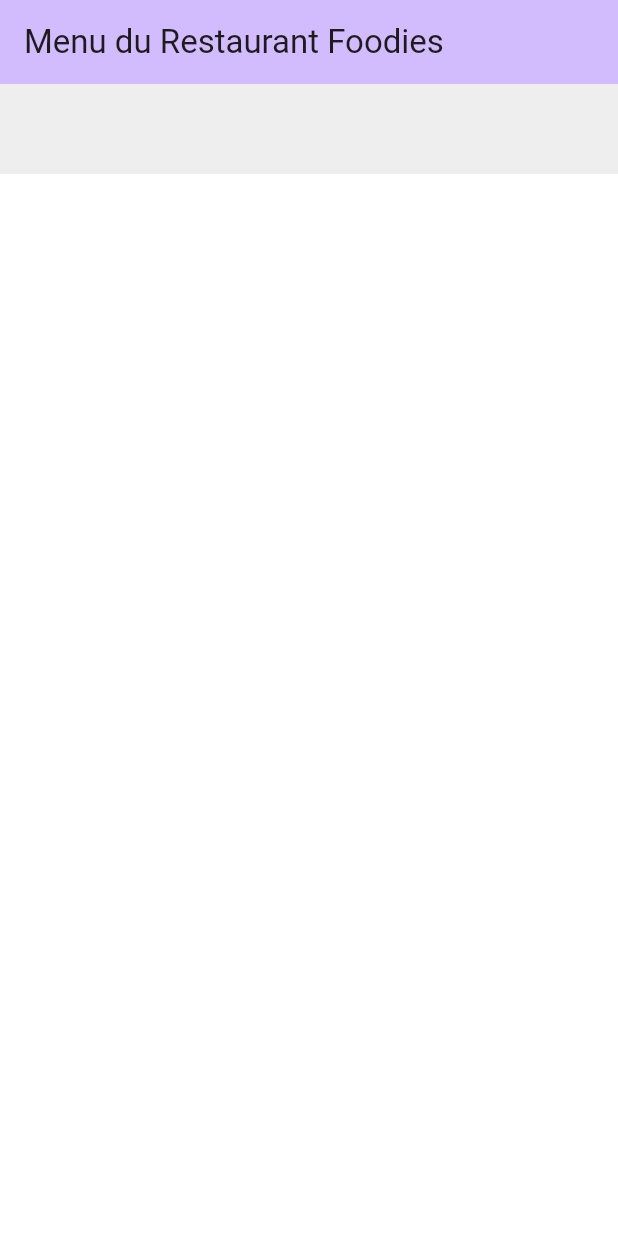
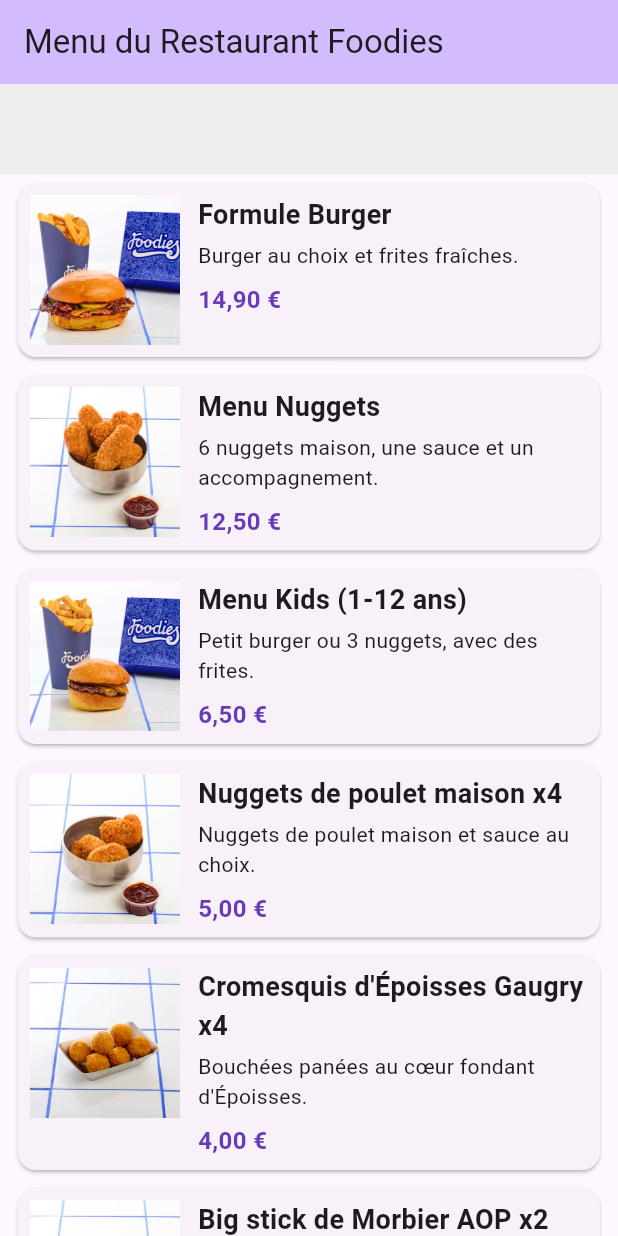
Before and after one commit to tgoussot/menu-restaurant, a Flutter app: the screen it shows after launch, on a phone screen of 412 x 824 dp. Run offline on Flutter 3.47's test engine with Material 3 defaults, Android fonts, the phone set to English and light mode, and no system bars.

Commit message:
Carte d'un plat

```diff
--- a/lib/main.dart
+++ b/lib/main.dart
@@ -60,10 +60,14 @@
             height: 60,
             color: Colors.grey.shade200,
           ),
-          // Expanded : la zone des plats prend toute la hauteur restante, nécessaire pour y placer une liste verticale
+          // Expanded : la zone des plats prend toute la hauteur restante pour que la liste verticale défile dedans
           Expanded(
-            child: Container(
-              color: Colors.white,
+            // ListView.builder : les cartes sont créées seulement quand elles s'affichent, adapté à une liste de plats qui peut grandir
+            child: ListView.builder(
+              itemCount: plats.length,
+              itemBuilder: (context, index) {
+                return CartePlat(plat: plats[index]);
+              },
             ),
           ),
         ],
@@ -72,10 +76,64 @@
   }
 }
 
+class CartePlat extends StatelessWidget {
+  const CartePlat({super.key, required this.plat});
+
+  final Plat plat;
+
+  @override
+  Widget build(BuildContext context) {
+    return Card(
+      margin: const EdgeInsets.symmetric(horizontal: 12, vertical: 6),
+      child: Padding(
+        padding: const EdgeInsets.all(8),
+        child: Row(
+          crossAxisAlignment: CrossAxisAlignment.start,
+          children: [
+            Image.asset(
+              plat.image,
+              width: 100,
+              height: 100,
+              fit: BoxFit.cover,
+            ),
+            const SizedBox(width: 12),
+            // Expanded : les textes prennent la largeur restante et passent à la ligne au lieu de déborder
+            Expanded(
+              child: Column(
+                crossAxisAlignment: CrossAxisAlignment.start,
+                children: [
+                  Text(
+                    plat.nom,
+                    style: const TextStyle(
+                      fontSize: 18,
+                      fontWeight: FontWeight.bold,
+                    ),
+                  ),
+                  const SizedBox(height: 4),
+                  Text(plat.description),
+                  const SizedBox(height: 8),
+                  Text(
+                    plat.prix,
+                    style: const TextStyle(
+                      fontSize: 16,
+                      fontWeight: FontWeight.bold,
+                      color: Colors.deepPurple,
+                    ),
+                  ),
+                ],
+              ),
+            ),
+          ],
+        ),
+      ),
+    );
+  }
+}
+
 class Plat {
   final String nom;
   final String categorie;
-  final double prix;
+  final String prix;
   final String description;
   final String image;
 
@@ -94,168 +152,168 @@
   Plat(
     'Formule Burger',
     'Formules',
-    14.9,
-    'Burger au choix accompagné de frites fraîches (supplément frites de patate douce +0,50 €).',
+    '14,90 €',
+    'Burger au choix et frites fraîches.',
     'assets/images/formule_burger.jpg',
   ),
   Plat(
     'Menu Nuggets',
     'Formules',
-    12.5,
-    '6 nuggets de poulet maison, 1 sauce maison au choix et un accompagnement.',
+    '12,50 €',
+    '6 nuggets maison, une sauce et un accompagnement.',
     'assets/images/menu_nuggets.jpg',
   ),
   Plat(
     'Menu Kids (1-12 ans)',
     'Formules',
-    6.5,
-    'Burger Essentiel au choix ou 3 nuggets, sauce au choix, accompagné de frites.',
+    '6,50 €',
+    'Petit burger ou 3 nuggets, avec des frites.',
     'assets/images/menu_kids.jpg',
   ),
   Plat(
     'Nuggets de poulet maison x4',
     'Entrées',
-    5.0,
-    'Nuggets de poulet maison, servis avec une sauce maison au choix.',
+    '5,00 €',
+    'Nuggets de poulet maison et sauce au choix.',
     'assets/images/nuggets_poulet_maison.jpg',
   ),
   Plat(
     "Cromesquis d'Époisses Gaugry x4",
     'Entrées',
-    4.0,
-    "Bouchées panées au cœur fondant d'Époisses de la fromagerie Gaugry.",
+    '4,00 €',
+    "Bouchées panées au cœur fondant d'Époisses.",
     'assets/images/cromesquis_epoisses.jpg',
   ),
   Plat(
     'Big stick de Morbier AOP x2',
     'Entrées',
-    3.5,
-    'Sticks de Morbier AOP panés, cœur fondant et panure croustillante.',
+    '3,50 €',
+    'Sticks de Morbier panés au cœur fondant.',
     'assets/images/stick_morbier.jpg',
   ),
   Plat(
     'Petite salade',
     'Entrées',
-    4.0,
-    'Sucrine, pickles de légumes, croûtons, crème balsamique et vinaigrette.',
+    '4,00 €',
+    'Sucrine, pickles de légumes et croûtons.',
     'assets/images/petite_salade.jpg',
   ),
   Plat(
     'Frites fraîches',
     'Entrées',
-    4.0,
-    "Frites fraîches dorées ; gratinées à l'Époisses (+3 €) ou au cheddar maison (+2 €) en option.",
+    '4,00 €',
+    'Frites fraîches maison, bien dorées.',
     'assets/images/frites_fraiches.jpg',
   ),
   Plat(
     'Frites de patate douce',
     'Entrées',
-    4.5,
-    'Frites de patate douce dorées, coupées en bâtonnets.',
+    '4,50 €',
+    'Frites de patate douce dorées.',
     'assets/images/frites_patate_douce.jpg',
   ),
   Plat(
     'Burger Foodies',
     'Plats',
-    10.9,
-    "Bœuf de Bourgogne 140 g, bacon jam, double cheddar affiné, sauce BBQ au Jack Daniel's, pickles, beignet d'oignon.",
+    '10,90 €',
+    'Bœuf de Bourgogne, double cheddar, sauce BBQ.',
     'assets/images/burger_foodies.jpg',
   ),
   Plat(
     'Burger Burgundy',
     'Plats',
-    10.9,
-    "Bœuf de Bourgogne 140 g, bacon jam, sauce bourguignonne, cromesquis d'Époisses Gaugry, compotée d'oignons au vin rouge.",
+    '10,90 €',
+    "Bœuf de Bourgogne, cromesquis d'Époisses, oignons au vin.",
     'assets/images/burger_burgundy.jpg',
   ),
   Plat(
     'Korean Burger',
     'Plats',
-    10.9,
-    'Poulet mariné croustillant, sauce spicy cacahuète, kimchi maison, cheddar affiné, feuille de shiso.',
+    '10,90 €',
+    'Poulet croustillant, kimchi maison, sauce cacahuète.',
     'assets/images/korean_burger.jpg',
   ),
   Plat(
     'Poutine Bourguignonne',
     'Plats',
-    11.5,
-    'Frites fraîches, effiloché de bœuf à la bourguignonne, oignons confits au vin rouge, Époisses Gaugry gratiné.',
+    '11,50 €',
+    'Frites, bœuf bourguignon effiloché, Époisses gratiné.',
     'assets/images/poutine_bourguignonne.jpg',
   ),
   Plat(
     'Poutine Gaston Gérard',
     'Plats',
-    11.5,
-    "Frites fraîches, poulet mariné à la moutarde à l'ancienne, sauce crémeuse façon Gaston Gérard, Comté AOP gratiné.",
+    '11,50 €',
+    'Frites, poulet à la moutarde, Comté AOP gratiné.',
     'assets/images/poutine_gaston_gerard.jpg',
   ),
   Plat(
     'Salade La Jondi',
     'Plats',
-    10.5,
-    'Cœur de sucrine, aiguillettes de poulet croustillantes, bacon jam, copeaux de Comté AOP, croûtons, crème balsamique.',
+    '10,50 €',
+    'Sucrine, poulet croustillant, Comté AOP, croûtons.',
     'assets/images/salade_la_jondi.jpg',
   ),
   Plat(
     'Brookies',
     'Desserts',
-    5.5,
-    'Cookie au cœur de brownie fondant, praliné noisette, amandes et noisettes caramélisées.',
+    '5,50 €',
+    'Cookie au cœur de brownie fondant.',
     'assets/images/brookies.jpg',
   ),
   Plat(
     'Verrine pâte à tartiner maison',
     'Desserts',
-    5.5,
-    'Pâte à tartiner maison, biscuit et mousse mascarpone vanille.',
+    '5,50 €',
+    'Pâte à tartiner maison et mousse mascarpone.',
     'assets/images/verrine_pate_a_tartiner.jpg',
   ),
   Plat(
     'Verrine façon Paris-Brest',
     'Desserts',
-    5.5,
-    'Pâte à tartiner maison, mousse praliné et choux Paris-Brest.',
+    '5,50 €',
+    'Mousse praliné et choux façon Paris-Brest.',
     'assets/images/verrine_paris_brest.jpg',
   ),
   Plat(
     'Verrine chocolat caramel',
     'Desserts',
-    5.5,
-    'Mousse au chocolat, caramel au beurre salé et pépites de brownie.',
+    '5,50 €',
+    'Mousse au chocolat et caramel beurre salé.',
     'assets/images/verrine_chocolat_caramel.jpg',
   ),
   Plat(
     'Pepsi 50 cl',
     'Boissons',
-    3.8,
+    '3,80 €',
     'Bouteille de 50 cl.',
     'assets/images/pepsi.jpg',
   ),
   Plat(
     'Ice Tea 50 cl',
     'Boissons',
-    3.8,
+    '3,80 €',
     'Bouteille de 50 cl.',
     'assets/images/ice_tea.jpg',
   ),
   Plat(
     'Bière Foodies IPA',
     'Boissons',
-    4.9,
-    "Bière blonde aux notes d'agrumes et de fruits exotiques.",
+    '4,90 €',
+    "Bière blonde aux notes d'agrumes.",
     'assets/images/biere_foodies_ipa.jpg',
   ),
   Plat(
     'Badoit 50 cl',
     'Boissons',
-    3.0,
+    '3,00 €',
     'Eau gazeuse, bouteille de 50 cl.',
     'assets/images/badoit.jpg',
   ),
   Plat(
     'Evian 50 cl',
     'Boissons',
-    2.0,
+    '2,00 €',
     'Eau minérale, bouteille de 50 cl.',
     'assets/images/evian.jpg',
   ),
```
